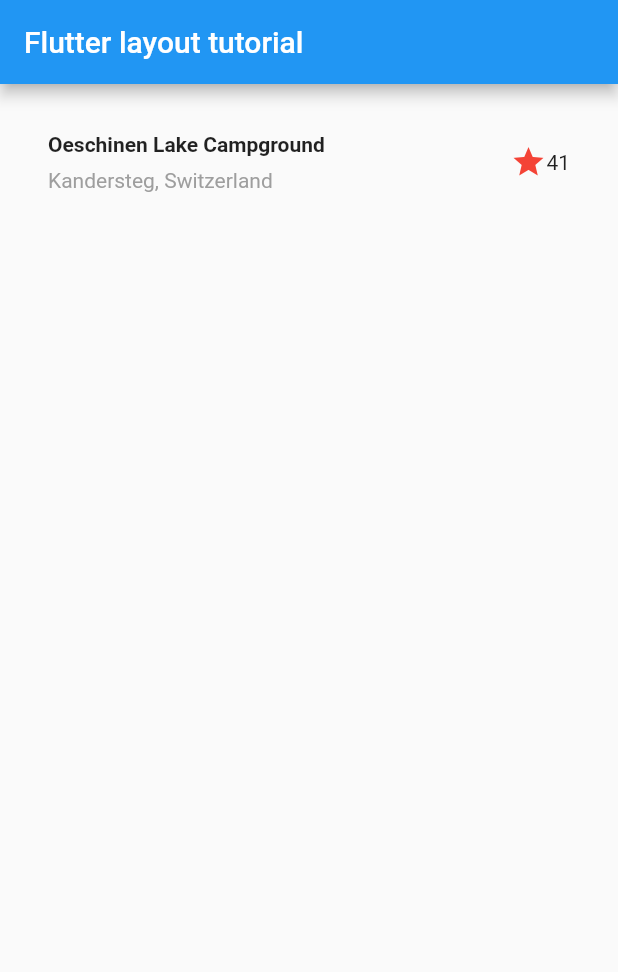
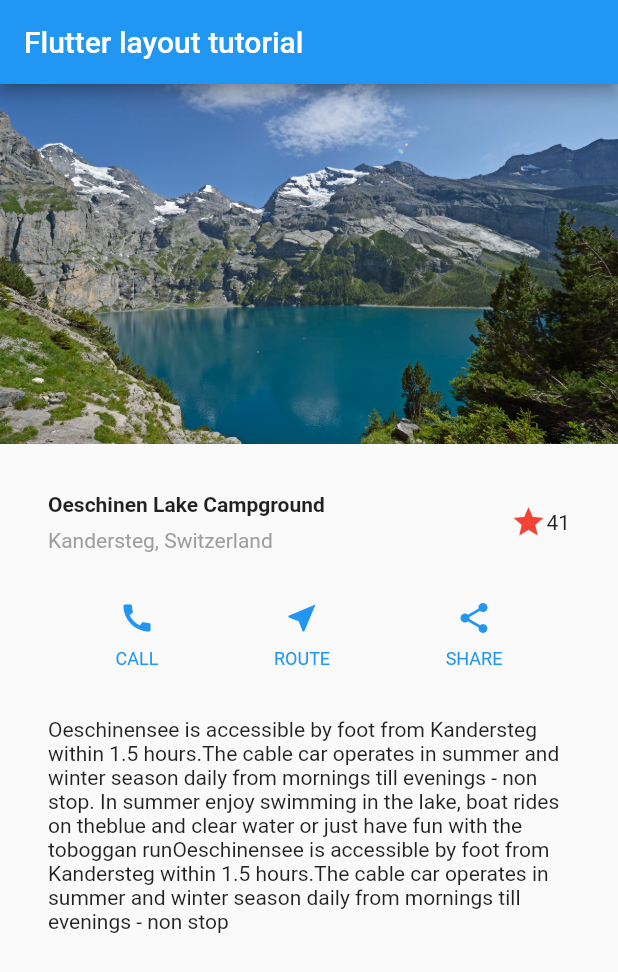
Before and after one commit to monajafi/layout_tutorial, a Flutter app: the screen it shows after launch, on a phone screen of 412 x 824 dp. Shown: the top 972 px of the screen. Run offline on Flutter 3.47's test engine with Material 2 defaults, Android fonts, the phone set to English and light mode, and no system bars.

Commit message:
first commit

```diff
--- a/lib/main.dart
+++ b/lib/main.dart
@@ -1,4 +1,5 @@
 import 'package:flutter/material.dart';
+import 'dart:math';
 
 void main() => runApp(MyApp());
 
@@ -50,9 +51,66 @@ class HomePage extends StatelessWidget {
           title: Text(
         "Flutter layout tutorial",
       )),
-      body: Column(
-        children: <Widget>[titleSection],
+      body: ListView(
+        children: <Widget>[
+          Image.asset(
+            'images/photo.jpg',
+            width: 600,
+            height: 240,
+            fit: BoxFit.cover,
+          ),
+          titleSection,
+          ButtonSection(),
+          Container(
+            padding: EdgeInsets.all(32.0),
+            child: Text(
+              'Oeschinensee is accessible by foot from Kandersteg within 1.5 hours.'
+              'The cable car operates in summer and winter season daily from mornings till evenings - non stop'
+              '. In summer enjoy swimming in the lake, boat rides on the'
+              'blue and clear water or just have fun with the toboggan run'
+               'Oeschinensee is accessible by foot from Kandersteg within 1.5 hours.'
+              'The cable car operates in summer and winter season daily from mornings till evenings - non stop'
+              ,
+            ),
+          )
+        ],
       ),
     );
   }
 }
+
+class ButtonSection extends StatelessWidget {
+  Widget _buildColumn(BuildContext context, IconData icon, String label) {
+    Color color = Theme.of(context).primaryColor;
+    return Column(
+      mainAxisSize: MainAxisSize.min,
+      mainAxisAlignment: MainAxisAlignment.center,
+      children: <Widget>[
+        Icon(
+          icon,
+          color: color,
+        ),
+        Container(
+          margin: EdgeInsets.only(top: 8.0),
+          child: Text(
+            label,
+            style: TextStyle(
+                color: color, fontSize: 12.0, fontWeight: FontWeight.w400),
+          ),
+        )
+      ],
+    );
+  }
+
+  @override
+  Widget build(BuildContext context) {
+    return Row(
+      mainAxisAlignment: MainAxisAlignment.spaceEvenly,
+      children: <Widget>[
+        _buildColumn(context, Icons.call, "CALL"),
+        _buildColumn(context, Icons.near_me, "ROUTE"),
+        _buildColumn(context, Icons.share, "SHARE"),
+      ],
+    );
+  }
+}
--- a/pubspec.yaml
+++ b/pubspec.yaml
@@ -41,8 +41,8 @@ flutter:
   uses-material-design: true
 
   # To add assets to your application, add an assets section, like this:
-  # assets:
-  #  - images/a_dot_burr.jpeg
+  assets:
+   - images/photo.jpg
   #  - images/a_dot_ham.jpeg
 
   # An image asset can refer to one or more resolution-specific "variants", see
```
Also changed, not shown: images/photo.jpg (added).
